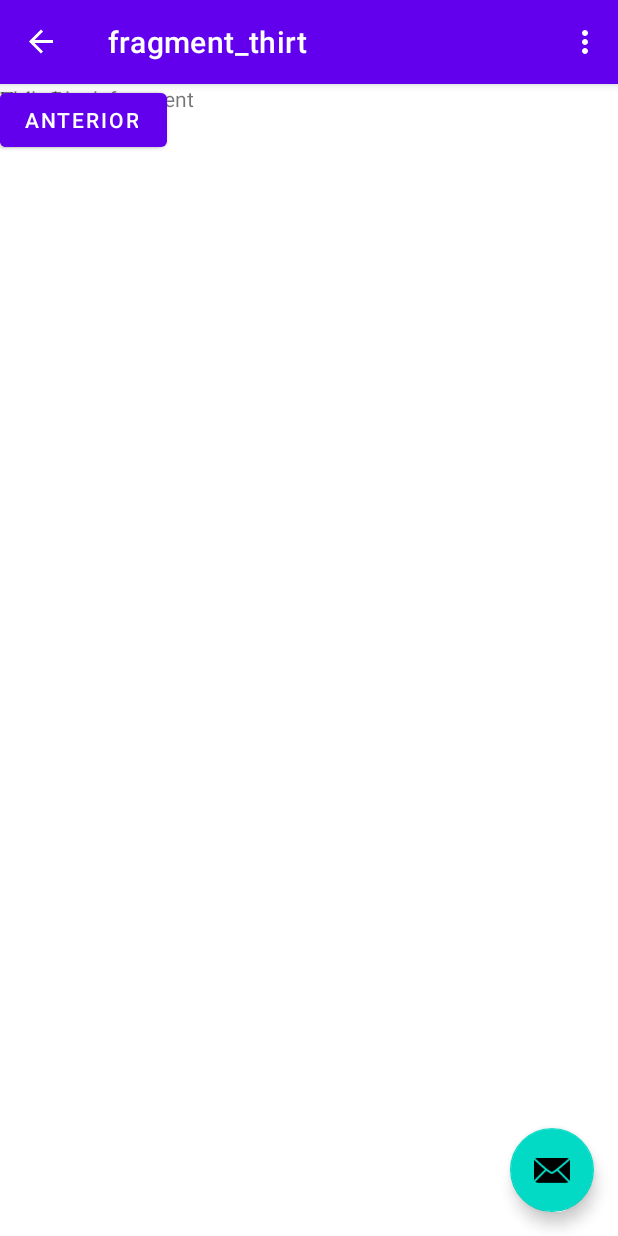
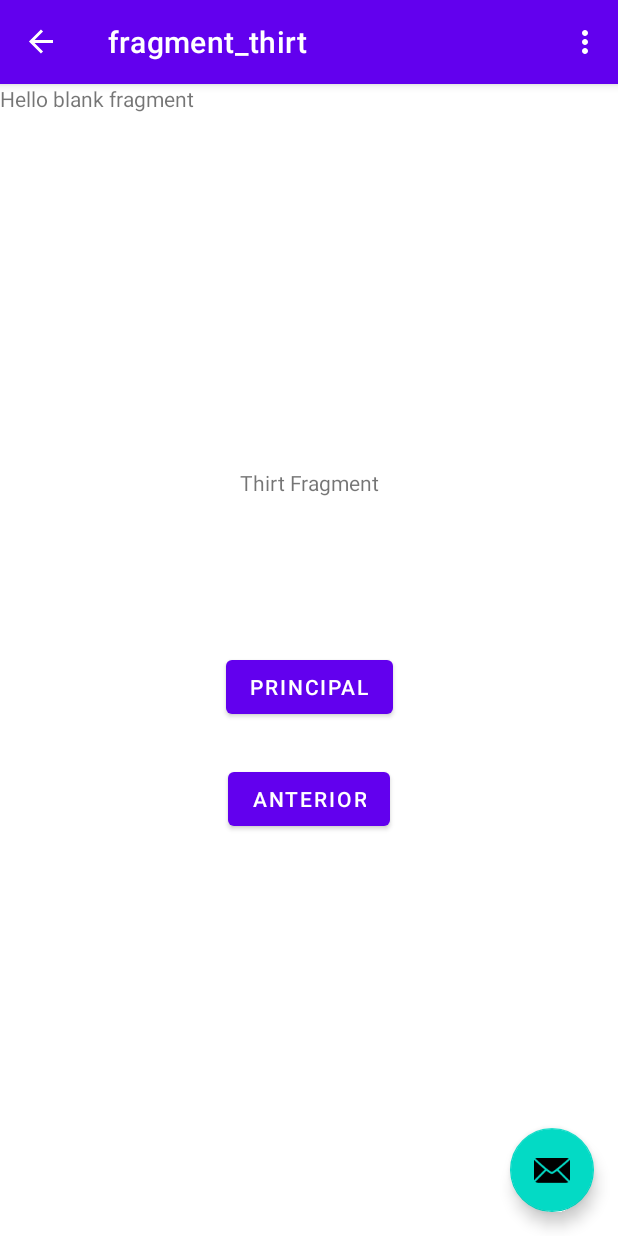
Before and after one commit to Mila404/NewApp4, an Android app: the ThirtFragment screen opened through its navigation route, on a phone screen of 412 x 824 dp. Run offline under Robolectric (Android 15) with nearby library versions, the phone set to English and light mode, and no system bars; our stand-ins replace navigation-ui.

Commit message:
Fragmentos

```diff
--- a/app/src/main/res/layout/fragment_second.xml
+++ b/app/src/main/res/layout/fragment_second.xml
@@ -29,7 +29,10 @@
         android:id="@+id/button_thirt"
         android:layout_width="wrap_content"
         android:layout_height="wrap_content"
+        android:layout_marginBottom="160dp"
         android:text="@string/next"
-        tools:layout_editor_absoluteX="149dp"
-        tools:layout_editor_absoluteY="525dp" />
+        app:layout_constraintBottom_toBottomOf="parent"
+        app:layout_constraintEnd_toEndOf="parent"
+        app:layout_constraintStart_toStartOf="parent" />
+
 </androidx.constraintlayout.widget.ConstraintLayout>
--- a/app/src/main/res/layout/fragment_thirt.xml
+++ b/app/src/main/res/layout/fragment_thirt.xml
@@ -25,24 +25,32 @@
         android:id="@+id/buttontFirst"
         android:layout_width="wrap_content"
         android:layout_height="wrap_content"
+        android:layout_marginBottom="342dp"
         android:text="@string/principal"
-        tools:layout_editor_absoluteX="154dp"
-        tools:layout_editor_absoluteY="341dp" />
+        app:layout_constraintBottom_toBottomOf="parent"
+        app:layout_constraintEnd_toEndOf="parent"
+        app:layout_constraintStart_toStartOf="parent"
+        tools:layout_editor_absoluteX="154dp" />
 
     <Button
         android:id="@+id/buttontSecond"
         android:layout_width="wrap_content"
         android:layout_height="wrap_content"
+        android:layout_marginBottom="267dp"
         android:text="@string/previous"
-        tools:layout_editor_absoluteX="154dp"
-        tools:layout_editor_absoluteY="416dp" />
+        app:layout_constraintBottom_toBottomOf="parent"
+        app:layout_constraintEnd_toEndOf="parent"
+        app:layout_constraintStart_toStartOf="parent"
+        tools:layout_editor_absoluteX="154dp" />
 
     <TextView
         android:id="@+id/textView2"
         android:layout_width="wrap_content"
         android:layout_height="wrap_content"
+        android:layout_marginTop="256dp"
         android:text="Thirt Fragment"
-        tools:layout_editor_absoluteX="159dp"
-        tools:layout_editor_absoluteY="240dp" />
+        app:layout_constraintEnd_toEndOf="parent"
+        app:layout_constraintStart_toStartOf="parent"
+        app:layout_constraintTop_toTopOf="parent" />
 
 </androidx.constraintlayout.widget.ConstraintLayout>
```
